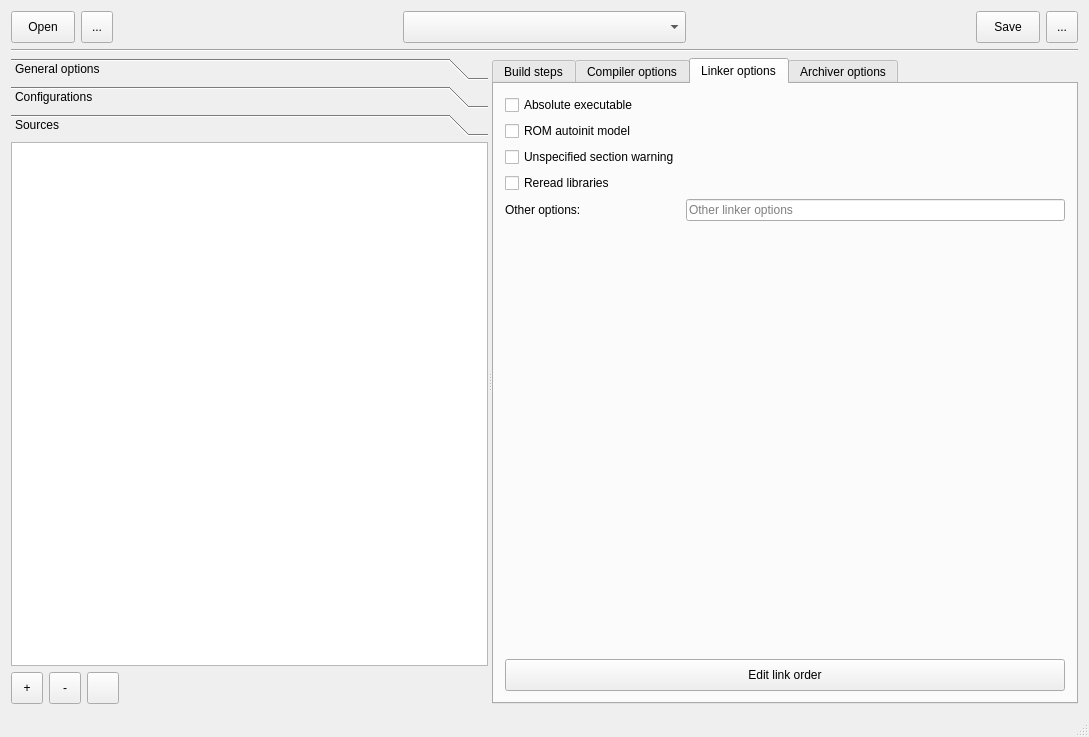
Above: mainwindow.ui from molotov-dmitry/ccs-pjt-editor-qt before the change. Below: the same form after it.
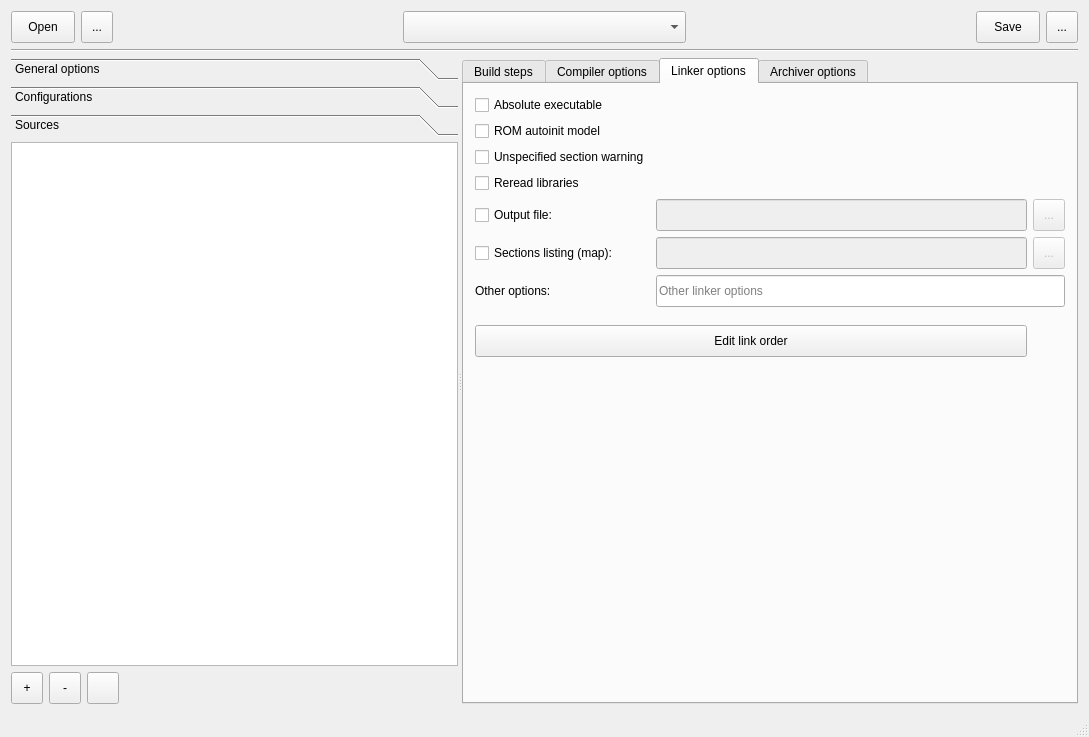
That is the form after the change. The open tabs and pages were chosen to show the change. Icons and pictures are not drawn. Custom widgets are drawn as their Qt base class.

Commit message: Added output file name and map file name options to linker options tab.

What changed in the file:
```diff
--- a/mainwindow.ui
+++ b/mainwindow.ui
@@ -692,24 +692,31 @@
         <attribute name="title">
          <string>Linker options</string>
         </attribute>
-        <layout class="QFormLayout" name="formLayout_2">
-         <item row="0" column="0">
-          <widget class="QCheckBox" name="checkLinkerAbsoluteExecutable">
-           <property name="toolTip">
-            <string>Produce an absolute, executable object file</string>
-           </property>
+        <layout class="QGridLayout" name="gridLayout">
+         <item row="4" column="0">
+          <widget class="QCheckBox" name="checkLinkerOutputFile">
            <property name="text">
-            <string>Absolute executable</string>
+            <string>Output file:</string>
            </property>
           </widget>
          </item>
-         <item row="1" column="0">
-          <widget class="QCheckBox" name="checkLinkerRomAutoinitModel">
-           <property name="toolTip">
-            <string>Link using ROM autoinitialization model</string>
+         <item row="9" column="0" colspan="2">
+          <spacer name="verticalSpacer_3">
+           <property name="orientation">
+            <enum>Qt::Vertical</enum>
            </property>
+           <property name="sizeHint" stdset="0">
+            <size>
+             <width>20</width>
+             <height>40</height>
+            </size>
+           </property>
+          </spacer>
+         </item>
+         <item row="5" column="0">
+          <widget class="QCheckBox" name="checkLinkerMapFile">
            <property name="text">
-            <string>ROM autoinit model</string>
+            <string>Sections listing (map):</string>
            </property>
           </widget>
          </item>
@@ -723,6 +730,39 @@
            </property>
           </widget>
          </item>
+         <item row="8" column="0" colspan="2">
+          <widget class="QPushButton" name="buttonLinkerEditLinkOrder">
+           <property name="minimumSize">
+            <size>
+             <width>0</width>
+             <height>32</height>
+            </size>
+           </property>
+           <property name="text">
+            <string>Edit link order</string>
+           </property>
+          </widget>
+         </item>
+         <item row="4" column="1">
+          <widget class="QLineEdit" name="editLinkerOutputFile">
+           <property name="enabled">
+            <bool>false</bool>
+           </property>
+           <property name="minimumSize">
+            <size>
+             <width>0</width>
+             <height>32</height>
+            </size>
+           </property>
+          </widget>
+         </item>
+         <item row="6" column="0">
+          <widget class="QLabel" name="label_9">
+           <property name="text">
+            <string>Other options:</string>
+           </property>
+          </widget>
+         </item>
          <item row="3" column="0">
           <widget class="QCheckBox" name="checkLinkerRereadLibraries">
            <property name="toolTip">
@@ -733,38 +773,24 @@
            </property>
           </widget>
          </item>
-         <item row="4" column="0">
-          <widget class="QLabel" name="label_9">
-           <property name="text">
-            <string>Other options:</string>
+         <item row="1" column="0">
+          <widget class="QCheckBox" name="checkLinkerRomAutoinitModel">
+           <property name="toolTip">
+            <string>Link using ROM autoinitialization model</string>
            </property>
-          </widget>
-         </item>
-         <item row="4" column="1">
-          <widget class="ListEditor" name="editLinkerOtherOptions">
-           <property name="placeholderText">
-            <string>Other linker options</string>
-           </property>
-          </widget>
-         </item>
-         <item row="6" column="0" colspan="2">
-          <widget class="QPushButton" name="buttonLinkerEditLinkOrder">
-           <property name="minimumSize">
-            <size>
-             <width>0</width>
-             <height>32</height>
-            </size>
-           </property>
            <property name="text">
-            <string>Edit link order</string>
+            <string>ROM autoinit model</string>
            </property>
           </widget>
          </item>
-         <item row="5" column="0" colspan="2">
+         <item row="7" column="0" colspan="2">
           <spacer name="verticalSpacer_2">
            <property name="orientation">
             <enum>Qt::Vertical</enum>
            </property>
+           <property name="sizeType">
+            <enum>QSizePolicy::Fixed</enum>
+           </property>
            <property name="sizeHint" stdset="0">
             <size>
              <width>20</width>
@@ -773,6 +799,74 @@
            </property>
           </spacer>
          </item>
+         <item row="0" column="0">
+          <widget class="QCheckBox" name="checkLinkerAbsoluteExecutable">
+           <property name="toolTip">
+            <string>Produce an absolute, executable object file</string>
+           </property>
+           <property name="text">
+            <string>Absolute executable</string>
+           </property>
+          </widget>
+         </item>
+         <item row="5" column="1">
+          <widget class="QLineEdit" name="editLinkerMapFile">
+           <property name="enabled">
+            <bool>false</bool>
+           </property>
+           <property name="minimumSize">
+            <size>
+             <width>0</width>
+             <height>32</height>
+            </size>
+           </property>
+          </widget>
+         </item>
+         <item row="5" column="2">
+          <widget class="QToolButton" name="buttonLinkerMapFileExtra">
+           <property name="enabled">
+            <bool>false</bool>
+           </property>
+           <property name="minimumSize">
+            <size>
+             <width>32</width>
+             <height>32</height>
+            </size>
+           </property>
+           <property name="text">
+            <string>...</string>
+           </property>
+          </widget>
+         </item>
+         <item row="6" column="1" colspan="2">
+          <widget class="ListEditor" name="editLinkerOtherOptions">
+           <property name="minimumSize">
+            <size>
+             <width>0</width>
+             <height>32</height>
+            </size>
+           </property>
+           <property name="placeholderText">
+            <string>Other linker options</string>
+           </property>
+          </widget>
+         </item>
+         <item row="4" column="2">
+          <widget class="QToolButton" name="buttonLinkerOutputFileExtra">
+           <property name="enabled">
+            <bool>false</bool>
+           </property>
+           <property name="minimumSize">
+            <size>
+             <width>32</width>
+             <height>32</height>
+            </size>
+           </property>
+           <property name="text">
+            <string>...</string>
+           </property>
+          </widget>
+         </item>
         </layout>
        </widget>
        <widget class="QWidget" name="tab_5">
```
Left out of the diff: 66 changed lines with no effect on the pictures. The commit also changes 2 other files.
